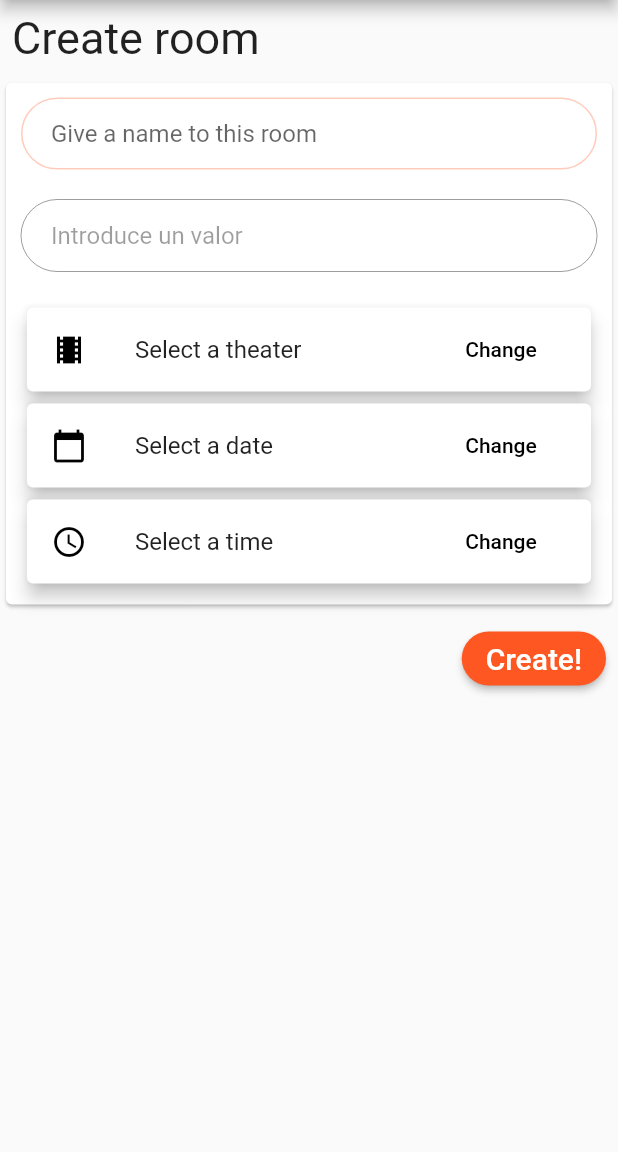
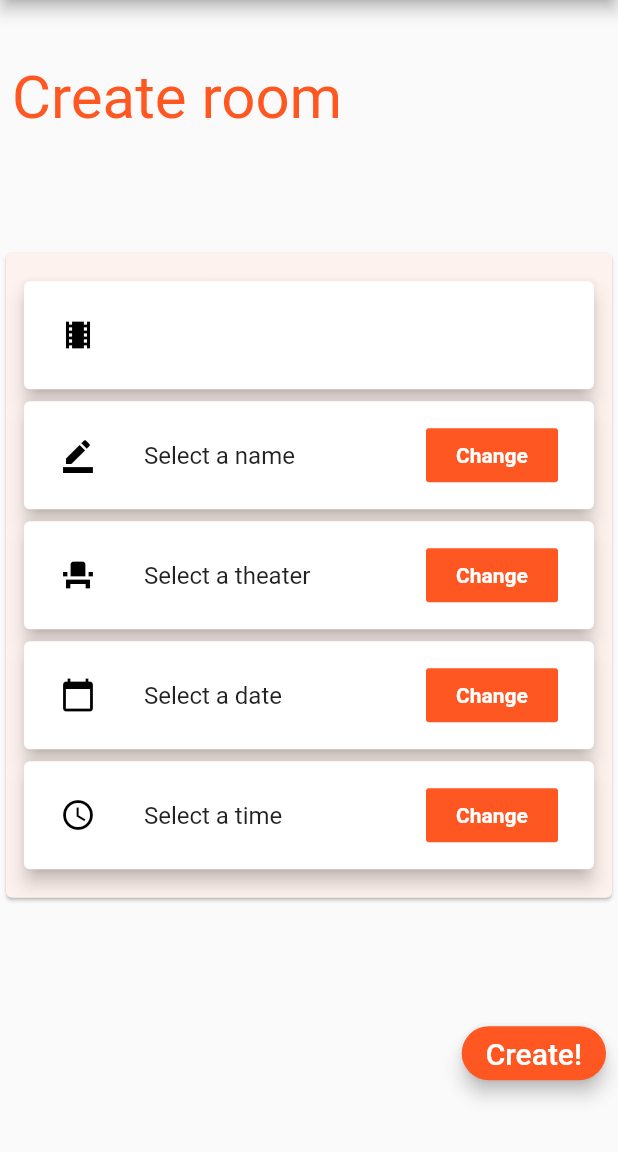
Before and after one commit to pablomf97/cineandgo, a Flutter app: the MovieForm screen opened directly with empty values, on a phone screen of 412 x 824 dp, the part 84-1236 px from its top. Run offline on Flutter 3.47's test engine with Material 2 defaults, Android fonts, the phone set to English and light mode, and no system bars; our stand-ins replace animated_text_kit, auto_size_text, cloud_firestore, firebase_auth, flutter_datetime_picker, google_sign_in and 2 more; missing offline and left inert: edge_alert, searchable_dropdown; accounts and stored records are empty; network calls fail.

Commit message:
Layout del formulario de creación de salas terminado

```diff
--- a/lang/en.json
+++ b/lang/en.json
@@ -18,6 +18,7 @@
   "change": "Change",
   "room_name": "Give a name to this room",
   "enter_room_name": "Enter some name",
+  "select_name": "Select a name",
   "select_theater": "Select a theater",
   "search_region": "Enter here the region you are looking for",
   "town": "Town",
@@ -41,6 +42,7 @@
   "rooms": "Rooms",
   "all_rooms": "All rooms",
   "search_rooms": "Search rooms",
+  "accept": "Accept",
   "close": "Close",
   "oops": "Oops, error!",
   "err_msg_firebase_user_not_found": "It seems that the email you entered is not registered. Are you sure you wrote it correctly?",
@@ -48,5 +50,6 @@
   "err_msg_firebase_invalid_email": "It seems that the email you provided is not valid. Check that it is properly spelled and then try again.",
   "err_msg_firebase_email_already_in_use": "The email you entered is already in use.",
   "err_msg_firebase_generic": "There has been an error related with the database. Try again in few moments.",
-  "err_msg_google_sign_in": "Something went wrong while trying to sign in using your Google account. Try again in few moments."
+  "err_msg_google_sign_in": "Something went wrong while trying to sign in using your Google account. Try again in few moments.",
+  "form_not_filled": "Error! Make sure you filled in all the information."
 }
--- a/lang/es.json
+++ b/lang/es.json
@@ -18,6 +18,7 @@
   "change": "Cambiar",
   "room_name": "Ponle un nombre a la sala",
   "enter_room_name": "Introduce un nombre",
+  "select_name": "Selecciona un nombre",
   "search_region": "Busca aquí por comunidad",
   "region": "Comunidad",
   "town": "Localidad",
@@ -41,6 +42,7 @@
   "rooms": "Salas",
   "all_rooms": "Todas las salas",
   "search_rooms": "Buscar salas",
+  "accept": "Aceptar",
   "close": "Cerrar",
   "oops": "¡Ups, error!",
   "err_msg_firebase_user_not_found": "Parece que el email introducido no está en nuestra base de datos. ¿Estás segur@ de haberlo introducido correctamente?",
@@ -48,5 +50,6 @@
   "err_msg_firebase_invalid_email": "Parece que el email introducido no  es válido. Comprueba que esté bien escrito e inténtalo de nuevo.",
   "err_msg_firebase_email_already_in_use": "El email que has introducido ya está en uso.",
   "err_msg_firebase_generic": "Ha ocurrido algún error relacionado con la base de datos. Vuelve a intentarlo en unos momentos.",
-  "err_msg_google_sign_in": "Algo no ha salido bien al intentar entrar con tu cuenta de Google. Inténtalo de nuevo en unos momentos."
+  "err_msg_google_sign_in": "Algo no ha salido bien al intentar entrar con tu cuenta de Google. Inténtalo de nuevo en unos momentos.",
+  "form_not_filled": "¡Error! Asegúrate de haber rellenado todos los campos."
 }
--- a/lib/components/custom_form.dart
+++ b/lib/components/custom_form.dart
@@ -1,6 +1,8 @@
+import 'package:cineandgo/components/dropdown_cinema.dart';
 import 'package:cineandgo/components/single_searchable_dropdown.dart';
 import 'package:cineandgo/constants/constants.dart';
 import 'package:cineandgo/localization/app_localizations.dart';
+import 'package:edge_alert/edge_alert.dart';
 import 'package:flutter/material.dart';
 import 'package:cloud_firestore/cloud_firestore.dart';
 import 'package:flutter_datetime_picker/flutter_datetime_picker.dart';
@@ -30,6 +32,7 @@ class _CustomFormState extends State<CustomForm> {
   String _selectedRegion;
   String _selectedLocalidad;
   String _selectedTheater;
+  String _selectedName;
   DateTime _selectedDate;
   TimeOfDay _selectedTime;
 
@@ -56,12 +59,52 @@ class _CustomFormState extends State<CustomForm> {
     }
   }
 
-  void _selectCinema(BuildContext context) {
-    showDialog(
+  void _selectName(BuildContext context) async {
+    String aux = _selectedName;
+    await showDialog(
       context: context,
-        builder: (context) => AlertDialog(
-              title: Text(
-                  AppLocalizations.of(context).translate('select_theater')),
+      builder: (context) => StatefulBuilder(
+        builder: (BuildContext context, setState) {
+          return AlertDialog(
+            title: Text(AppLocalizations.of(context).translate('select_name')),
+            content: Padding(
+              padding: const EdgeInsets.all(10.0),
+              child: TextFormField(
+                initialValue: aux != null && aux.isNotEmpty ? aux : '',
+                decoration: kTextFieldDecoration.copyWith(
+                  hintText: AppLocalizations.of(context).translate('room_name'),
+                ),
+                onChanged: (value) => aux = value,
+              ),
+            ),
+            actions: <Widget>[
+              FlatButton(
+                child: Text(AppLocalizations.of(context).translate('accept')),
+                textColor: kPrimaryColor,
+                onPressed: () => Navigator.pop(context),
+              )
+            ],
+          );
+        },
+      ),
+    );
+    setState(() {
+      if (aux != null && aux.isNotEmpty) {
+        if (aux != _selectedName) _selectedName = aux;
+      } else {
+        _selectedName = null;
+      }
+    });
+  }
+
+  void _selectCinema(BuildContext context) async {
+    await showDialog(
+      context: context,
+      builder: (context) => StatefulBuilder(
+        builder: (BuildContext context, setState) {
+          return AlertDialog(
+            title:
+                Text(AppLocalizations.of(context).translate('select_theater')),
             shape: RoundedRectangleBorder(
                 borderRadius: BorderRadius.circular(10.0)),
             content: Padding(
@@ -75,8 +118,8 @@ class _CustomFormState extends State<CustomForm> {
                     items: _dropdownComunidades,
                     value: _selectedRegion,
                     hint: AppLocalizations.of(context).translate('region'),
-                      searchHint: AppLocalizations.of(context)
-                          .translate('search_region'),
+                    searchHint:
+                        AppLocalizations.of(context).translate('search_region'),
                     onChangeValue: (value) {
                       List<DropdownMenuItem> aux = [];
                       if (_dropdownLocalidades != null &&
@@ -99,8 +142,8 @@ class _CustomFormState extends State<CustomForm> {
                   ),
                   SingleSearchableDropdown(
                       hint: AppLocalizations.of(context).translate('town'),
-                        searchHint: AppLocalizations.of(context)
-                            .translate('search_town'),
+                      searchHint:
+                          AppLocalizations.of(context).translate('search_town'),
                       items: _dropdownLocalidades,
                       onChangeValue: (value) {
                         List<DropdownMenuItem> aux = [];
@@ -113,14 +156,13 @@ class _CustomFormState extends State<CustomForm> {
                           data.documents.forEach((doc) {
                             aux.add(DropdownMenuItem(
                               child: Text(doc['name']),
-                                value: doc.documentID,
+                              value: '${doc['name']} (${doc.documentID})',
                             ));
                           });
-                          });
-
                           setState(() {
                             _selectedLocalidad = value;
                             _dropdownTheaters = aux;
+                          });
                         });
                       },
                       value: _selectedLocalidad),
@@ -130,7 +172,9 @@ class _CustomFormState extends State<CustomForm> {
                         .translate('search_theater'),
                     items: _dropdownTheaters,
                     onChangeValue: (value) {
+                      setState(() {
                         _selectedTheater = value;
+                      });
                     },
                     value: _selectedTheater,
                     validator: (value) {
@@ -148,11 +192,18 @@ class _CustomFormState extends State<CustomForm> {
               FlatButton(
                   onPressed: () => Navigator.pop(context),
                   child: Text(
-                      'Close',
+                    AppLocalizations.of(context)
+                            .translate('accept'),
                     style: TextStyle(color: kPrimaryColor),
                   ))
             ],
-            ));
+          );
+        },
+      ),
+    );
+    setState(() {
+      _selectedTheater = _selectedTheater;
+    });
   }
 
   @override
@@ -175,55 +226,85 @@ class _CustomFormState extends State<CustomForm> {
     return Form(
       key: _formKey,
       child: Column(
-        crossAxisAlignment: CrossAxisAlignment.start,
+        crossAxisAlignment: CrossAxisAlignment.center,
+        mainAxisAlignment: MainAxisAlignment.spaceAround,
         children: <Widget>[
           Padding(
             padding: const EdgeInsets.all(8.0),
+            child: Container(
+              alignment: Alignment.centerLeft,
               child: Text(
                 AppLocalizations.of(context).translate('create_room'),
                 style: TextStyle(
-                fontSize: 30,
+                  fontSize: 40,
+                  color: kPrimaryColor,
+                ),
               ),
             ),
           ),
           Card(
-            child: Column(
-              mainAxisAlignment: MainAxisAlignment.center,
-              children: <Widget>[
-                Padding(
-                  padding: const EdgeInsets.all(10.0),
-                  child: TextFormField(
-                    decoration: kTextFieldDecoration.copyWith(
-                      hintText:
-                          AppLocalizations.of(context).translate('room_name'),
-                    ),
-                    validator: (value) {
-                      if (value.isEmpty) {
-                        return AppLocalizations.of(context)
-                            .translate('enter_room_name');
-                      }
-                      return null;
-                    },
-                  ),
-                ),
-                Padding(
-                  padding: const EdgeInsets.all(10.0),
-                  child: TextFormField(
-                    decoration: kTextFieldDecoration,
-                    enabled: false,
-                    initialValue: widget.title,
-                  ),
-                ),
-                Padding(
-                  padding: const EdgeInsets.all(10.0),
+            color: kVeryLightPrimaryColor,
+            child: Padding(
+              padding:
+                  const EdgeInsets.symmetric(horizontal: 8.0, vertical: 15.0),
               child: Container(
                 child: Column(
                   children: <Widget>[
                     Card(
                       elevation: 5.0,
+                      child: Padding(
+                        padding: const EdgeInsets.all(8.0),
                         child: ListTile(
                           leading: Icon(
                             Icons.theaters,
+                            color: Colors.black,
+                          ),
+                          title: Text(
+                            widget.title,
+                            style: TextStyle(
+                              fontSize: 20.0,
+                              fontWeight: FontWeight.bold,
+                            ),
+                          ),
+                        ),
+                      ),
+                    ),
+                    Card(
+                      elevation: 5.0,
+                      child: Padding(
+                        padding: const EdgeInsets.all(8.0),
+                        child: ListTile(
+                          leading: Icon(
+                            Icons.border_color,
+                            color: Colors.black,
+                          ),
+                          title: _selectedName == null
+                              ? Text(AppLocalizations.of(context)
+                                  .translate('select_name'))
+                              : Text(
+                                  '$_selectedName',
+                                ),
+                          trailing: FlatButton(
+                            onPressed: () => _selectName(context),
+                            child: Text(
+                              AppLocalizations.of(context).translate('change'),
+                              style: TextStyle(
+                                color: Colors.white,
+                                fontWeight: FontWeight.bold,
+                              ),
+                            ),
+                            color: kPrimaryColor,
+                          ),
+                        ),
+                      ),
+                    ),
+                    Card(
+                      elevation: 5.0,
+                      child: Padding(
+                        padding: const EdgeInsets.all(8.0),
+                        child: ListTile(
+                          leading: Icon(
+                            Icons.event_seat,
                             color: Colors.black,
                           ),
                           title: _selectedTheater == null
@@ -235,14 +316,21 @@ class _CustomFormState extends State<CustomForm> {
                           trailing: FlatButton(
                             onPressed: () => _selectCinema(context),
                             child: Text(
-                                  AppLocalizations.of(context)
-                                      .translate('change'),
-                                  style: TextStyle(color: Colors.black),
-                                )),
+                              AppLocalizations.of(context).translate('change'),
+                              style: TextStyle(
+                                color: Colors.white,
+                                fontWeight: FontWeight.bold,
+                              ),
+                            ),
+                            color: kPrimaryColor,
+                          ),
+                        ),
                       ),
                     ),
                     Card(
                       elevation: 5.0,
+                      child: Padding(
+                        padding: const EdgeInsets.all(8.0),
                         child: ListTile(
                           leading: Icon(
                             Icons.calendar_today,
@@ -257,14 +345,21 @@ class _CustomFormState extends State<CustomForm> {
                           trailing: FlatButton(
                             onPressed: () => _selectDate(context),
                             child: Text(
-                                  AppLocalizations.of(context)
-                                      .translate('change'),
-                                  style: TextStyle(color: Colors.black),
-                                )),
+                              AppLocalizations.of(context).translate('change'),
+                              style: TextStyle(
+                                color: Colors.white,
+                                fontWeight: FontWeight.bold,
+                              ),
+                            ),
+                            color: kPrimaryColor,
+                          ),
+                        ),
                       ),
                     ),
                     Card(
                       elevation: 5.0,
+                      child: Padding(
+                        padding: const EdgeInsets.all(8.0),
                         child: ListTile(
                           leading: Icon(
                             Icons.access_time,
@@ -278,17 +373,20 @@ class _CustomFormState extends State<CustomForm> {
                           trailing: FlatButton(
                             onPressed: () => _selectTime(context),
                             child: Text(
-                                  AppLocalizations.of(context)
-                                      .translate('change'),
-                                  style: TextStyle(color: Colors.black),
-                                )),
+                              AppLocalizations.of(context).translate('change'),
+                              style: TextStyle(
+                                color: Colors.white,
+                                fontWeight: FontWeight.bold,
+                              ),
+                            ),
+                            color: kPrimaryColor,
+                          ),
+                        ),
                       ),
                     ),
                   ],
                 ),
               ),
-                ),
-              ],
             ),
           ),
           Row(
@@ -297,14 +395,23 @@ class _CustomFormState extends State<CustomForm> {
               Padding(
                 padding: const EdgeInsets.all(8.0),
                 child: RaisedButton(
+                  elevation: 5.0,
                   onPressed: () {
-                    if (_formKey.currentState.validate()) {
-                      Scaffold.of(context).showSnackBar(SnackBar(
-                          content: Text(
-                              '$_selectedRegion $_selectedLocalidad $_selectedTheater')));
+                    if (_selectedDate == null ||
+                        _selectedTheater == null ||
+                        _selectedName == null ||
+                        _selectedTime == null) {
+                      EdgeAlert.show(
+                        context,
+                        duration: EdgeAlert.LENGTH_VERY_LONG,
+                        backgroundColor: Colors.red,
+                        icon: Icons.error_outline,
+                        title: AppLocalizations.of(context)
+                            .translate('form_not_filled'),
+                      );
+                    } else {
+                      // TODO: Save to firebase
                     }
-                    print(
-                        '$_selectedRegion $_selectedLocalidad $_selectedTheater');
                   },
                   child: Text(
                     AppLocalizations.of(context).translate('create'),
@@ -323,92 +430,3 @@ class _CustomFormState extends State<CustomForm> {
     );
   }
 }
-
-/*
-Row(
-                          mainAxisAlignment: MainAxisAlignment.spaceEvenly,
-                          crossAxisAlignment: CrossAxisAlignment.center,
-                          children: <Widget>[
-                            SingleSearchableDropdown(
-                              items: _dropdownComunidades,
-                              value: _selectedRegion,
-                              hint: AppLocalizations.of(context)
-                                  .translate('region'),
-                              searchHint: AppLocalizations.of(context)
-                                  .translate('search_region'),
-                              onChangeValue: (value) {
-                                List<DropdownMenuItem> aux = [];
-                                if (_dropdownLocalidades != null &&
-                                    _dropdownLocalidades.isNotEmpty)
-                                  _dropdownLocalidades.clear();
-                                if (_dropdownTheaters != null &&
-                                    _dropdownTheaters.isNotEmpty)
-                                  _dropdownTheaters.clear();
-                                for (var town
-                                    in kComunidades[value.toString()]) {
-                                  aux.add(DropdownMenuItem(
-                                    child: Text(town),
-                                    value: town,
-                                  ));
-                                }
-                                setState(() {
-                                  _selectedRegion = value;
-                                  _dropdownLocalidades = aux;
-                                });
-                              },
-                            ),
-                            SingleSearchableDropdown(
-                                hint: AppLocalizations.of(context)
-                                    .translate('town'),
-                                searchHint: AppLocalizations.of(context)
-                                    .translate('search_town'),
-                                items: _dropdownLocalidades,
-                                onChangeValue: (value) {
-                                  List<DropdownMenuItem> aux = [];
-                                  Firestore.instance
-                                      .collection('theaters')
-                                      .where('city', isEqualTo: _selectedRegion)
-                                      .where('place',
-                                          isEqualTo: value.toString())
-                                      .snapshots()
-                                      .listen((data) {
-                                    data.documents.forEach((doc) {
-                                      aux.add(DropdownMenuItem(
-                                        child: Text(doc['name']),
-                                        value: doc.documentID,
-                                      ));
-                                    });
-                                  });
-
-                                  setState(() {
-                                    _selectedLocalidad = value;
-                                    _dropdownTheaters = aux;
-                                  });
-                                },
-                                value: _selectedLocalidad),
-                          ],
-                        ),
-                        Row(
-                          mainAxisAlignment: MainAxisAlignment.center,
-                          children: <Widget>[
-                            SingleSearchableDropdown(
-                              hint: AppLocalizations.of(context)
-                                  .translate('theater'),
-                              searchHint: AppLocalizations.of(context)
-                                  .translate('search_theater'),
-                              items: _dropdownTheaters,
-                              onChangeValue: (value) {
-                                _selectedTheater = value;
-                              },
-                              value: _selectedTheater,
-                              validator: (value) {
-                                if (value == null) {
-                                  return AppLocalizations.of(context)
-                                      .translate('enter_theater');
-                                }
-                                return null;
-                              },
-                            ),
-                          ],
-                        ),
-*/
--- a/lib/components/movie_details_layout.dart
+++ b/lib/components/movie_details_layout.dart
@@ -123,7 +123,7 @@ class _MovieDetailsLayoutState extends State<MovieDetailsLayout>
             height: MediaQuery.of(context).size.height * 0.35,
             child: Material(
               elevation: 3.0,
-              color: Colors.orange[50],
+              color: kVeryLightPrimaryColor,
               shape: RoundedRectangleBorder(
                   borderRadius: BorderRadius.only(
                 bottomRight: Radius.circular(20.0),
--- a/lib/constants/constants.dart
+++ b/lib/constants/constants.dart
@@ -112,7 +112,7 @@ const Map<String, List<String>> kComunidades = {
   'Ávila': ['Arenas de San Pedro', 'Ávila'],
   'Badajoz': ['Almendralejo', 'Badajoz', 'Don Benito', 'Mérida', 'Zafra'],
   'Barcelona': ['Barcelona'],
-  'Bizakaia.': ['Bilbao'],
+  'Bizakaia': ['Bilbao'],
   'Burgos': ['Aranda de Duero', 'Burgos', 'Miranda de Ebro'],
   'Cáceres': [
     'Arroyo de la Luz',
@@ -368,6 +368,8 @@ const Color kPrimaryColor = Color(0xFFFF5722);
 const kDarkPrimaryColor = Color(0xFFE64A19);
 // Light primary color --> Lighter version of DeepOrange
 const kLightPrimaryColor = Color(0xFFFFCCBC);
+// Very light primary color
+const kVeryLightPrimaryColor = Color(0xFFFEF2EE);
 // Accent color --> Orange
 const kAccentColor = Color(0xFFFF9800);
 // Text&Icons color --> White
--- a/lib/main.dart
+++ b/lib/main.dart
@@ -1,3 +1,4 @@
+import 'package:cineandgo/constants/constants.dart';
 import 'package:flutter_localizations/flutter_localizations.dart';
 import 'package:cineandgo/screens/home.dart';
 import 'package:cineandgo/screens/loading_screen.dart';
@@ -15,6 +16,10 @@ class CineGo extends StatelessWidget {
   @override
   Widget build(BuildContext context) {
     return MaterialApp(
+      theme: Theme.of(context).copyWith(
+        primaryColor: kPrimaryColor,
+        accentColor: kAccentColor,
+      ),
       supportedLocales: [
         Locale('en', 'GB'),
         Locale('en', 'US'),
```
Also changed, not shown: lib/components/dropdown_cinema.dart (added). Lines whose indentation alone changed are shown as unchanged.
